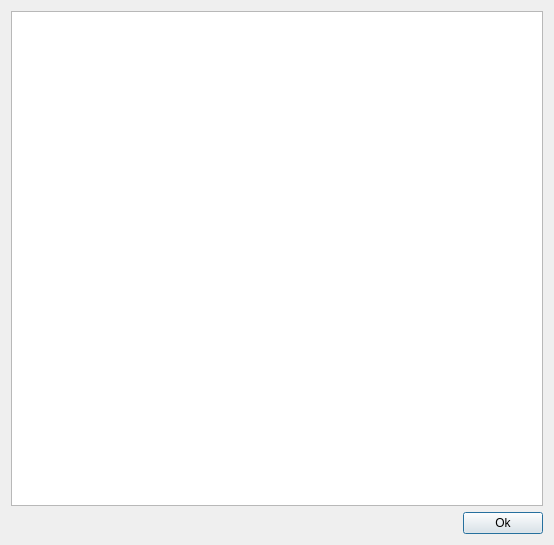
Before: the Qt Designer form sconcho/gui/ui/sconchoManual.ui in haskelladdict/sconcho, drawn with Qt 5.
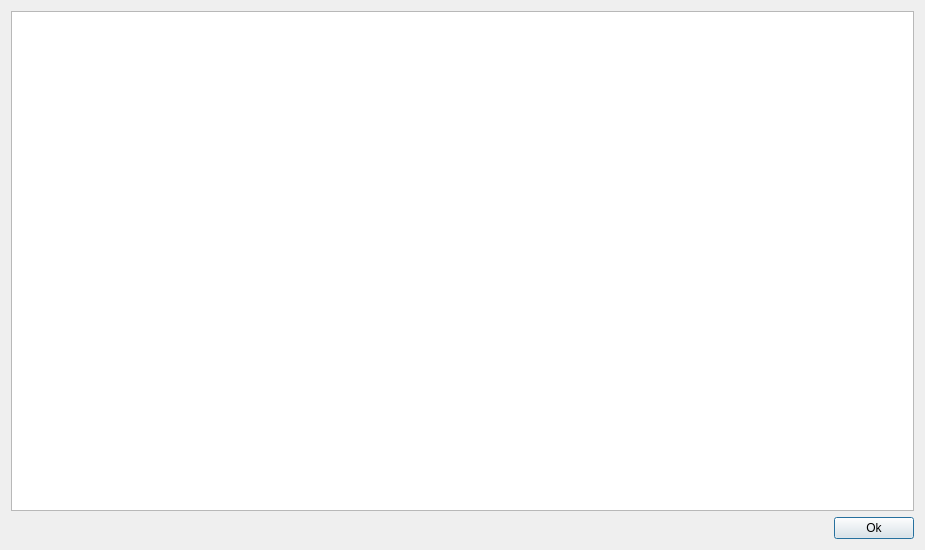
After: the same form once the commit is applied.

```diff
--- a/sconcho/gui/ui/sconchoManual.ui
+++ b/sconcho/gui/ui/sconchoManual.ui
@@ -6,8 +6,8 @@
    <rect>
     <x>0</x>
     <y>0</y>
-    <width>554</width>
-    <height>545</height>
+    <width>925</width>
+    <height>550</height>
    </rect>
   </property>
   <property name="windowTitle">
```
